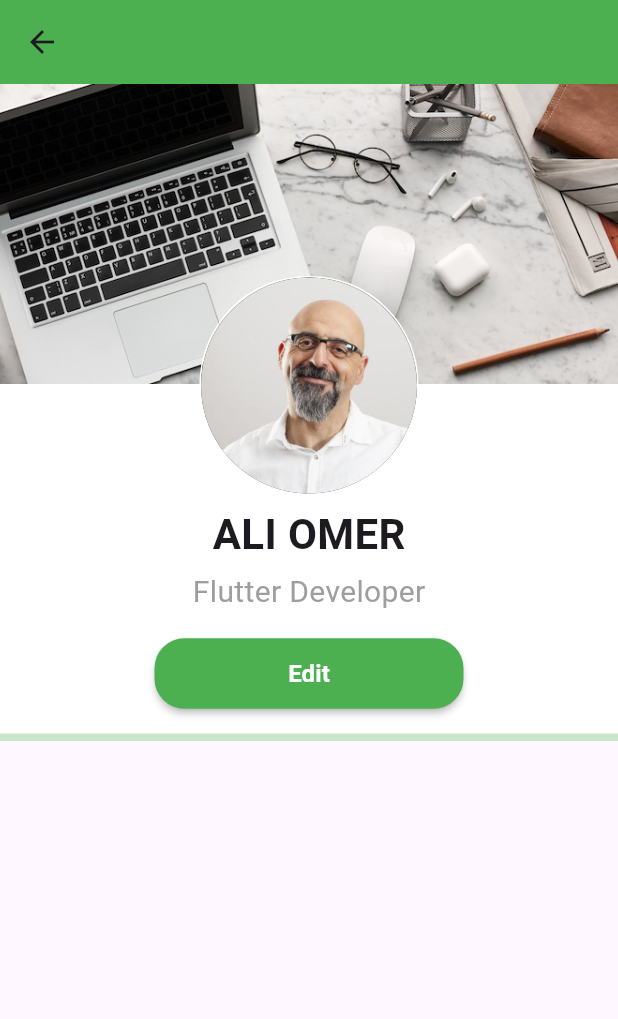
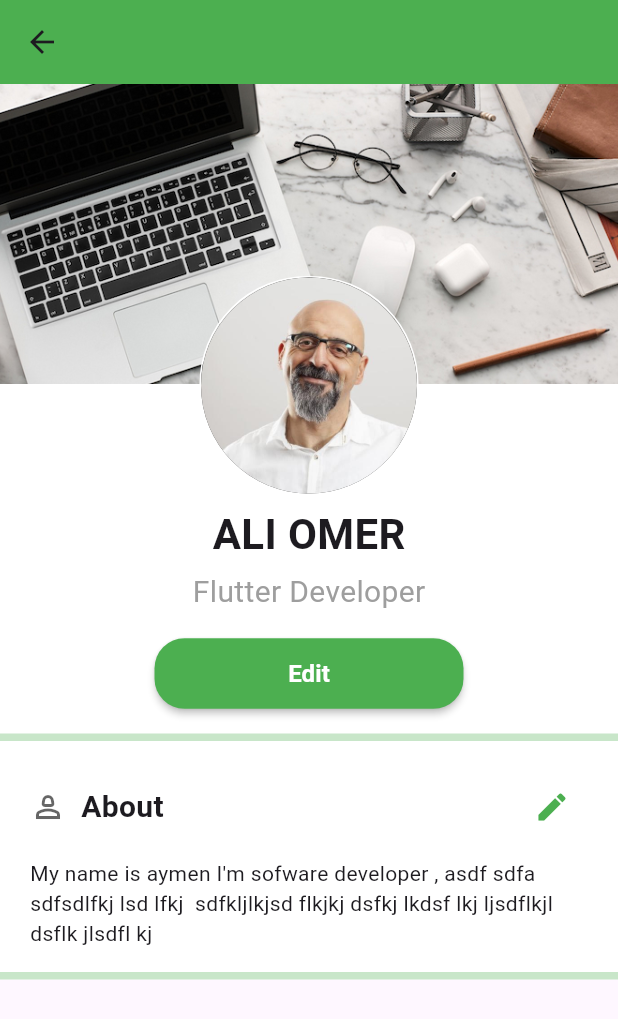
Before and after one commit to Idriss710/kon-app, a Flutter app: the ProfileScreen screen opened by its route, on a phone screen of 412 x 824 dp. Shown: the top 1019 px of the screen. Run offline on Flutter 3.47's test engine with Material 3 defaults, Android fonts, the phone set to English and light mode, and no system bars; our stand-ins replace animated_notch_bottom_bar, get, lottie.

Commit message:
About Section and Edit About Page

```diff
--- a/lib/views/profile_screen.dart
+++ b/lib/views/profile_screen.dart
@@ -1,5 +1,6 @@
 import 'package:flutter/material.dart';
 import 'package:get/get.dart';
+import 'package:kon/widgets/profile_screen_widgets/about.dart';
 import 'package:kon/widgets/profile_screen_widgets/cover_and_photo.dart';
 import 'package:kon/widgets/profile_screen_widgets/name_title_edit_button.dart';
 
@@ -44,6 +45,21 @@ class _ProfileScreenState extends State<ProfileScreen> {
               ),
 
 
+              ///////////////////// About Section ////////////////////////
+              const SizedBox(
+                height: 20,
+              ),
+              About(),
+              const SizedBox(
+                height: 16,
+              ),
+                /////////////////// End About section //////////////
+              // line for spreate
+              Container(
+                height: 5,
+                color: Colors.green[100],
+              ),
+
 
 
 
--- /dev/null
+++ b/lib/widgets/profile_screen_widgets/about.dart
@@ -0,0 +1,44 @@
+import 'package:flutter/material.dart';
+import 'package:get/get.dart';
+import 'package:kon/widgets/profile_editing_pages/edit_about.dart';
+
+class About extends StatelessWidget {
+  const About({super.key});
+
+  @override
+  Widget build(BuildContext context) {
+    return Padding(
+                padding: EdgeInsets.symmetric(horizontal: 20),
+                child: Column(
+                  crossAxisAlignment: CrossAxisAlignment.start,
+                  children: [
+                    Row(
+                      children: [
+          Icon(Icons.person_2_outlined,color: const Color.fromARGB(153, 0, 0, 0),),
+                              SizedBox(width: 10,),
+                        const Text(
+                          'About',
+                          style: TextStyle(
+                              fontSize: 20, fontWeight: FontWeight.bold),
+                        ),
+                        Spacer(),
+                        IconButton(
+                            onPressed: () {
+                              Get.off(EditAbout());
+                            },
+                            icon: const Icon(
+                              Icons.edit,
+                              color: Colors.green,
+                            ))
+                      ],
+                    ),
+                    const SizedBox(
+                      height: 10,
+                    ),
+                    const Text(
+                        "My name is aymen I'm sofware developer , asdf sdfa  sdfsdlfkj lsd lfkj  sdfkljlkjsd flkjkj dsfkj lkdsf lkj ljsdflkjl dsflk jlsdfl kj")
+                  ],
+                ),
+              );
+  }
+}
```
Also changed, not shown: lib/widgets/profile_editing_pages/edit_about.dart (added, +75 -0 lines), lib/widgets/profile_editing_pages/edit_education.dart (added), lib/widgets/profile_editing_pages/edit_experience.dart (added), lib/widgets/profile_editing_pages/edit_skills.dart (added).
